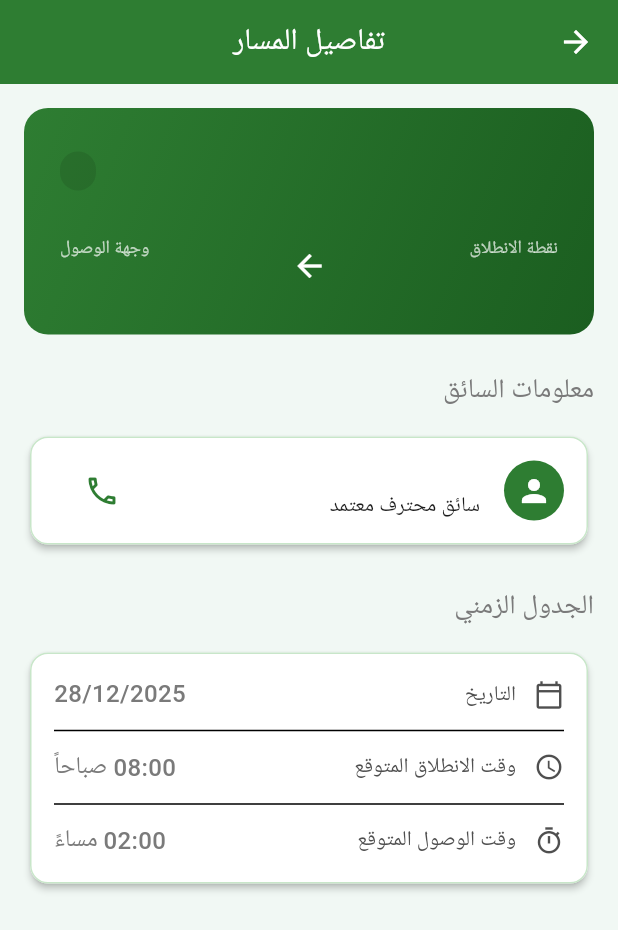
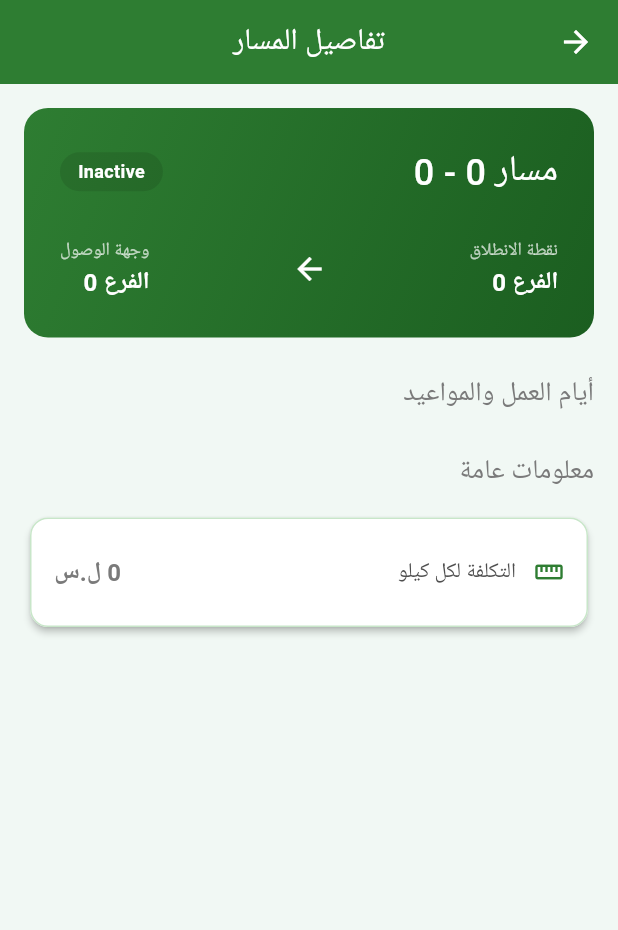
Before and after one commit to assem2023-habib/rma-mobile, a Flutter app: the RouteDetailPage screen opened directly with empty values, on a phone screen of 412 x 824 dp. Shown: the top 930 px of the screen. Run offline on Flutter 3.47's test engine with Material 3 defaults, Android fonts, the phone set to English and light mode, and no system bars; our stand-ins replace cached_network_image, dartz, dio, equatable, flutter_bloc, flutter_map and 6 more; accounts and stored records are empty; network calls fail.

Commit message:
Fix: update RouteModel and UI to handle nested days structure from server response and fix linter errors

```diff
--- a/lib/features/parcels/presentation/pages/new_parcel_page.dart
+++ b/lib/features/parcels/presentation/pages/new_parcel_page.dart
@@ -249,7 +249,7 @@ class _NewParcelPageState extends State<NewParcelPage> {
             items: state.routes.map((route) {
               return DropdownMenuItem<int>(
                 value: route.id,
-                child: Text('${route.fromCity} -> ${route.toCity}'),
+                child: Text('من الفرع ${route.fromBranchId} إلى الفرع ${route.toBranchId}'),
               );
             }).toList(),
             onChanged: (value) {
--- a/lib/features/routes/domain/entities/route_entity.dart
+++ b/lib/features/routes/domain/entities/route_entity.dart
@@ -2,23 +2,50 @@ import 'package:equatable/equatable.dart';
 
 class RouteEntity extends Equatable {
   final int id;
-  final String name;
-  final String fromCity;
-  final String toCity;
-  final String status;
-  final DateTime date;
-  final String driverName;
+  final int fromBranchId;
+  final int toBranchId;
+  final bool isActive;
+  final num distancePerKilo;
+  final List<RouteDayEntity> days;
 
   const RouteEntity({
     required this.id,
-    required this.name,
-    required this.fromCity,
-    required this.toCity,
-    required this.status,
-    required this.date,
-    required this.driverName,
+    required this.fromBranchId,
+    required this.toBranchId,
+    required this.isActive,
+    required this.distancePerKilo,
+    required this.days,
   });
 
   @override
-  List<Object?> get props => [id, name, fromCity, toCity, status, date, driverName];
+  List<Object?> get props => [
+    id,
+    fromBranchId,
+    toBranchId,
+    isActive,
+    distancePerKilo,
+    days,
+  ];
 }
+
+class RouteDayEntity extends Equatable {
+  final int id;
+  final String dayOfWeek;
+  final String estimatedDepartureTime;
+  final String estimatedArrivalTime;
+
+  const RouteDayEntity({
+    required this.id,
+    required this.dayOfWeek,
+    required this.estimatedDepartureTime,
+    required this.estimatedArrivalTime,
+  });
+
+  @override
+  List<Object?> get props => [
+    id,
+    dayOfWeek,
+    estimatedDepartureTime,
+    estimatedArrivalTime,
+  ];
+}
--- a/lib/features/routes/presentation/pages/route_detail_page.dart
+++ b/lib/features/routes/presentation/pages/route_detail_page.dart
@@ -46,19 +46,22 @@ class RouteDetailPage extends StatelessWidget {
                     children: [
                       Expanded(
                         child: Text(
-                          route.name,
+                          'مسار ${route.fromBranchId} - ${route.toBranchId}',
                           style: AppTypography.heading1.copyWith(
                             color: Colors.white,
                           ),
                         ),
                       ),
-                      _buildStatusBadge(route.status),
+                      _buildStatusBadge(route.isActive ? 'Active' : 'Inactive'),
                     ],
                   ),
                   const SizedBox(height: AppDimensions.spacing6),
                   Row(
                     children: [
-                      _buildLocationPoint(route.fromCity, 'نقطة الانطلاق'),
+                      _buildLocationPoint(
+                        'الفرع ${route.fromBranchId}',
+                        'نقطة الانطلاق',
+                      ),
                       const Expanded(
                         child: Padding(
                           padding: EdgeInsets.symmetric(
@@ -71,7 +74,10 @@ class RouteDetailPage extends StatelessWidget {
                           ),
                         ),
                       ),
-                      _buildLocationPoint(route.toCity, 'وجهة الوصول'),
+                      _buildLocationPoint(
+                        'الفرع ${route.toBranchId}',
+                        'وجهة الوصول',
+                      ),
                     ],
                   ),
                 ],
@@ -79,31 +85,42 @@ class RouteDetailPage extends StatelessWidget {
             ),
             const SizedBox(height: AppDimensions.spacing6),
 
-            // Driver Info Section
-            const Text('معلومات السائق', style: AppTypography.heading3),
+            // Route Days Section
+            const Text('أيام العمل والمواعيد', style: AppTypography.heading3),
             const SizedBox(height: AppDimensions.spacing3),
-            Card(
-              child: ListTile(
-                leading: const CircleAvatar(
-                  backgroundColor: AppColors.primaryBlue,
-                  child: Icon(Icons.person, color: Colors.white),
+            ...route.days.map(
+              (day) => Card(
+                margin: const EdgeInsets.only(bottom: AppDimensions.spacing3),
+                child: Padding(
+                  padding: const EdgeInsets.all(AppDimensions.spacing4),
+                  child: Column(
+                    children: [
+                      _buildInfoRow(
+                        Icons.calendar_today,
+                        'اليوم',
+                        day.dayOfWeek,
                       ),
-                title: Text(route.driverName, style: AppTypography.bodyLarge),
-                subtitle: const Text('سائق محترف معتمد'),
-                trailing: IconButton(
-                  icon: const Icon(
-                    Icons.phone_outlined,
-                    color: AppColors.primaryBlue,
+                      const Divider(),
+                      _buildInfoRow(
+                        Icons.access_time,
+                        'وقت المغادرة',
+                        day.estimatedDepartureTime,
                       ),
-                  onPressed: () =>
-                      _makePhoneCall('+963912345678'), // رقم تجريبي
+                      const Divider(),
+                      _buildInfoRow(
+                        Icons.timer_outlined,
+                        'وقت الوصول المتوقع',
+                        day.estimatedArrivalTime,
+                      ),
+                    ],
                   ),
                 ),
               ),
-            const SizedBox(height: AppDimensions.spacing6),
+            ),
+            const SizedBox(height: AppDimensions.spacing3),
 
-            // Schedule Section
-            const Text('الجدول الزمني', style: AppTypography.heading3),
+            // General Info Section
+            const Text('معلومات عامة', style: AppTypography.heading3),
             const SizedBox(height: AppDimensions.spacing3),
             Card(
               child: Padding(
@@ -111,21 +128,9 @@ class RouteDetailPage extends StatelessWidget {
                 child: Column(
                   children: [
                     _buildInfoRow(
-                      Icons.calendar_today_outlined,
-                      'التاريخ',
-                      '${route.date.day}/${route.date.month}/${route.date.year}',
-                    ),
-                    const Divider(height: AppDimensions.spacing6),
-                    _buildInfoRow(
-                      Icons.access_time,
-                      'وقت الانطلاق المتوقع',
-                      '08:00 صباحاً',
-                    ),
-                    const Divider(height: AppDimensions.spacing6),
-                    _buildInfoRow(
-                      Icons.timer_outlined,
-                      'وقت الوصول المتوقع',
-                      '02:00 مساءً',
+                      Icons.straighten,
+                      'التكلفة لكل كيلو',
+                      '${route.distancePerKilo} ل.س',
                     ),
                   ],
                 ),
@@ -182,9 +187,11 @@ class RouteDetailPage extends StatelessWidget {
   }
 
   Widget _buildInfoRow(IconData icon, String label, String value) {
-    return Row(
+    return Padding(
+      padding: const EdgeInsets.symmetric(vertical: AppDimensions.spacing2),
+      child: Row(
         children: [
-        Icon(icon, size: 20, color: AppColors.slate500),
+          Icon(icon, size: 20, color: AppColors.primaryBlue),
           const SizedBox(width: AppDimensions.spacing3),
           Text(
             label,
@@ -193,9 +200,12 @@ class RouteDetailPage extends StatelessWidget {
           const Spacer(),
           Text(
             value,
-          style: AppTypography.bodyLarge.copyWith(fontWeight: FontWeight.w500),
+            style: AppTypography.bodyLarge.copyWith(
+              fontWeight: FontWeight.bold,
+            ),
           ),
         ],
+      ),
     );
   }
 }
```
Also changed, not shown: lib/features/routes/data/models/route_model.dart (+48 -18 lines), lib/features/routes/presentation/widgets/route_card.dart (+38 -18 lines). Lines whose indentation alone changed are shown as unchanged.
